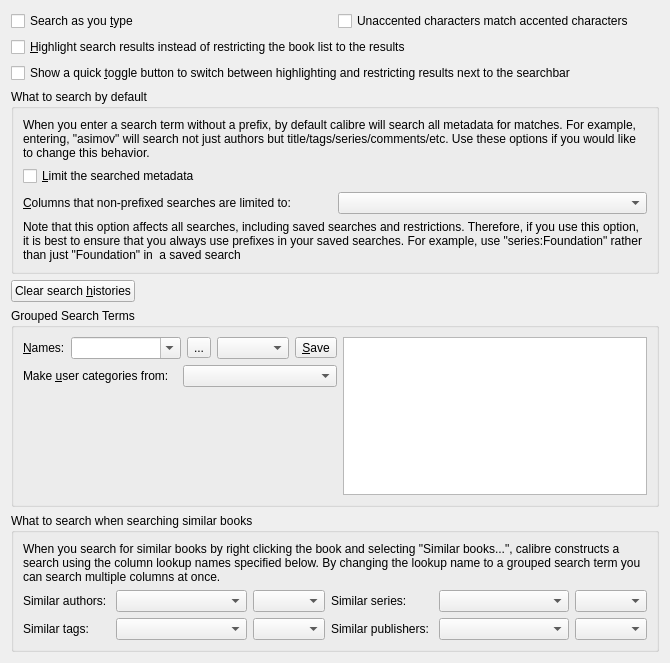
Before: the Qt Designer form src/calibre/gui2/preferences/search.ui in debian-calibre/calibre, drawn with Qt 5.
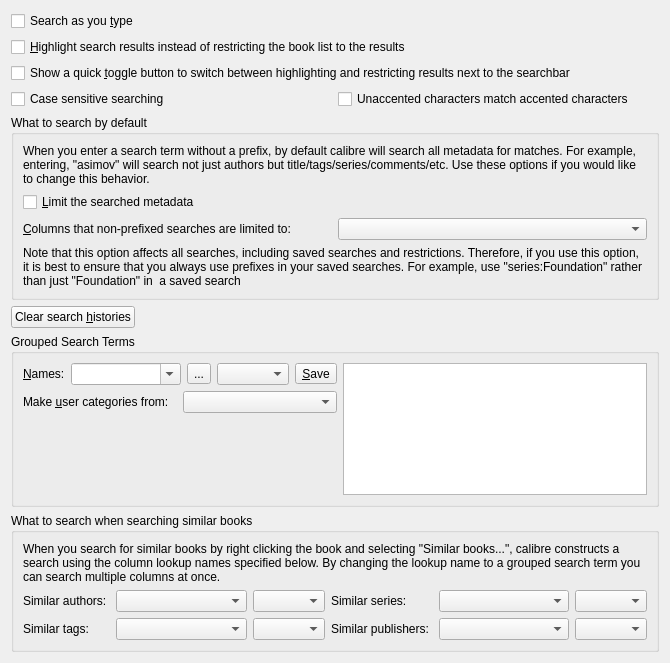
After: the same form once the commit is applied. Icons and pictures are not drawn. Custom widgets are drawn as their Qt base class.

The edit to the form file:
```diff
--- a/src/calibre/gui2/preferences/search.ui
+++ b/src/calibre/gui2/preferences/search.ui
@@ -14,7 +14,7 @@
    <string>Form</string>
   </property>
   <layout class="QGridLayout" name="gridLayout">
-   <item row="5" column="0" colspan="2">
+   <item row="7" column="0" colspan="2">
     <widget class="QGroupBox" name="groupBox">
      <property name="title">
       <string>What to search by default</string>
@@ -63,7 +63,7 @@
      </layout>
     </widget>
    </item>
-   <item row="8" column="0" colspan="2">
+   <item row="10" column="0" colspan="2">
     <widget class="QGroupBox" name="groupBox22">
      <property name="title">
       <string>What to search when searching similar books</string>
@@ -152,7 +152,7 @@
      </layout>
     </widget>
    </item>
-   <item row="6" column="0" colspan="2">
+   <item row="8" column="0" colspan="2">
     <widget class="QPushButton" name="clear_history_button">
      <property name="sizePolicy">
       <sizepolicy hsizetype="Maximum" vsizetype="Fixed">
@@ -175,13 +175,6 @@
      </property>
     </widget>
    </item>
-   <item row="0" column="1">
-    <widget class="QCheckBox" name="opt_use_primary_find_in_search">
-     <property name="text">
-      <string>Unaccented characters match accented characters</string>
-     </property>
-    </widget>
-   </item>
    <item row="1" column="0" colspan="2">
     <widget class="QCheckBox" name="opt_highlight_search_matches">
      <property name="text">
@@ -189,7 +182,7 @@
      </property>
     </widget>
    </item>
-   <item row="7" column="0" colspan="2">
+   <item row="9" column="0" colspan="2">
     <widget class="QGroupBox" name="groupBox_2">
      <property name="title">
       <string>Grouped Search Terms</string>
@@ -313,6 +306,20 @@
      </property>
     </widget>
    </item>
+   <item row="3" column="0">
+    <widget class="QCheckBox" name="opt_case_sensitive">
+     <property name="text">
+      <string>Case sensitive searching</string>
+     </property>
+    </widget>
+   </item>
+   <item row="3" column="1">
+    <widget class="QCheckBox" name="opt_use_primary_find_in_search">
+     <property name="text">
+      <string>Unaccented characters match accented characters</string>
+     </property>
+    </widget>
+   </item>
   </layout>
  </widget>
  <customwidgets>
```
